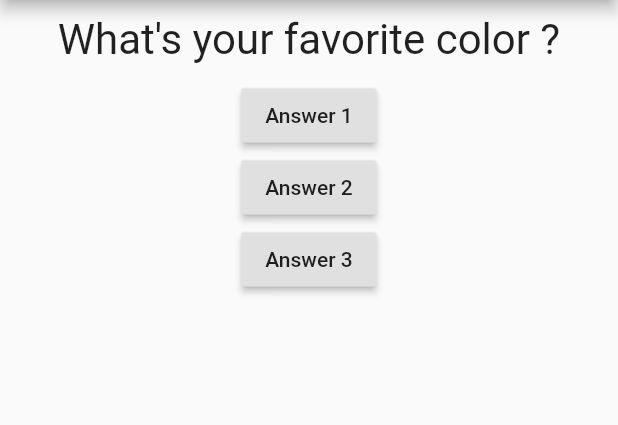
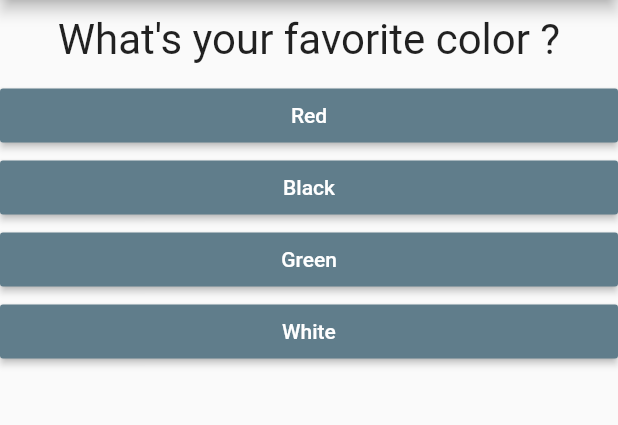
Before and after one commit to vedanshdwivedi/Flutter-Development, a Flutter app: the screen it shows after launch, on a phone screen of 412 x 824 dp, the part 84-509 px from its top. Run offline on Flutter 3.47's test engine with Material 2 defaults, Android fonts, the phone set to English and light mode, and no system bars.

Commit message:
Creating External Widgets [Answer]

```diff
--- /dev/null
+++ b/basic_01/lib/answer.dart
@@ -0,0 +1,20 @@
+import 'package:flutter/material.dart';
+
+class Answer extends StatelessWidget {
+  final String _answerText;
+  final Function selectHadndler;
+
+  Answer(this.selectHadndler, this._answerText);
+
+  @override
+  Widget build(BuildContext context) {
+    return Container(
+      width: double.infinity,
+      child: RaisedButton(
+        color: Colors.blueGrey,
+        textColor: Colors.white,
+        onPressed: selectHadndler,
+        child: Text(_answerText),
+    ));
+  }
+}
--- a/basic_01/lib/main.dart
+++ b/basic_01/lib/main.dart
@@ -1,6 +1,7 @@
 import 'package:flutter/material.dart';
 
 import './question.dart';
+import './answer.dart';
 
 void main() => runApp(MyApp());
 
@@ -18,10 +19,10 @@ class _MyAppState extends State<MyApp> {
 
   void answerQuestion() {
     setState(() {
-      if (_questionIndex == 0) {
-        _questionIndex = 1;
+      if (_questionIndex == 2) {
+        _questionIndex = 0;
       } else {
-        _questionIndex = 0;
+        _questionIndex++;
       }
     });
   }
@@ -29,8 +30,18 @@ class _MyAppState extends State<MyApp> {
   @override
   Widget build(BuildContext context) {
     var questions = [
-      "What's your favorite color ?",
-      "What's your favorite animal ?"
+      {
+        'questionText': "What's your favorite color ?",
+        'answers': ['Red', 'Black', 'Green', 'White'],
+      },
+      {
+        'questionText': "What's your favorite animal ?",
+        'answers': ['Rabbit', 'Snake', 'Elephant', 'Lion'],
+      },
+      {
+        'questionText': "Who's your favorite instructor ?",
+        'answers': ['Vedansh', 'Ved', 'Dwivedi', 'Vedansh Dwivedi'],
+      },
     ];
     // Scaffold creats a base page design
     return MaterialApp(
@@ -40,19 +51,10 @@ class _MyAppState extends State<MyApp> {
       ),
       body: Column(
         children: <Widget>[
-          Question(questions[_questionIndex]),
-          RaisedButton(
-            child: Text('Answer 1'),
-            onPressed: answerQuestion,
-          ),
-          RaisedButton(
-            child: Text('Answer 2'),
-            onPressed: answerQuestion,
-          ),
-          RaisedButton(
-            child: Text('Answer 3'),
-            onPressed: answerQuestion,
-          ),
+          Question(questions[_questionIndex]['questionText']),
+          ...(questions[_questionIndex]['answers'] as List<String>).map((answer){
+            return Answer(answerQuestion, answer);
+          }).toList()
         ],
       ),
     ));
```
